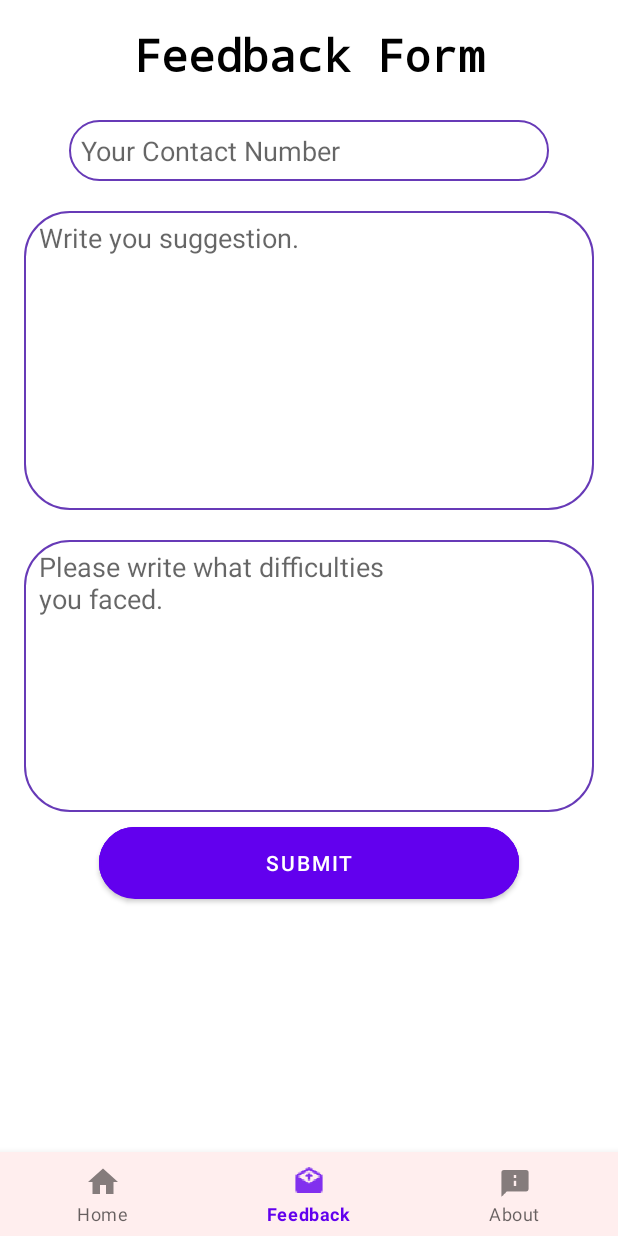
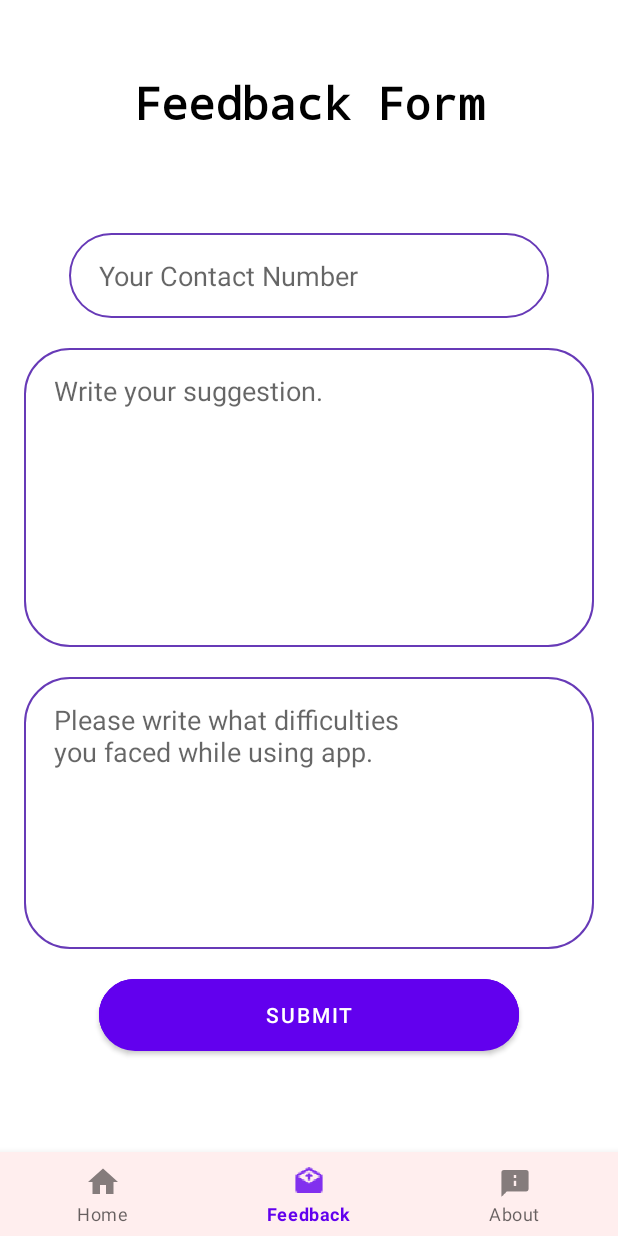
Before and after one commit to AnubhavPabby/covires, an Android app: the FeedbackFragment screen opened through its navigation route, on a phone screen of 412 x 824 dp. Run offline under Robolectric (Android 15) with nearby library versions, the phone set to English and light mode, and no system bars; our stand-ins replace Firebase (no records; nobody signed in at launch, a user with empty details on screens opened directly), Timber, navigation-ui; Roboto replaces fonts that are not available here.

Commit message:
Completed Feedback Form

```diff
--- a/app/src/main/res/layout/fragment_feedback.xml
+++ b/app/src/main/res/layout/fragment_feedback.xml
@@ -11,9 +11,10 @@
         android:id="@+id/tvFBHead"
         android:layout_width="wrap_content"
         android:layout_height="wrap_content"
-        android:layout_marginTop="16dp"
+        android:layout_marginTop="48dp"
         android:fontFamily="monospace"
         android:text="Feedback Form"
+        android:textAlignment="center"
         android:textColor="#000000"
         android:textSize="30sp"
         android:textStyle="bold"
@@ -23,15 +24,15 @@
 
     <LinearLayout
         android:layout_width="match_parent"
-        android:layout_height="match_parent"
+        android:layout_height="0dp"
         android:layout_marginStart="16dp"
-        android:layout_marginTop="80dp"
         android:layout_marginEnd="16dp"
+        android:gravity="center"
         android:orientation="vertical"
         app:layout_constraintBottom_toBottomOf="parent"
         app:layout_constraintEnd_toEndOf="parent"
         app:layout_constraintStart_toStartOf="parent"
-        app:layout_constraintTop_toTopOf="parent">
+        app:layout_constraintTop_toBottomOf="@+id/tvFBHead">
 
         <EditText
             android:id="@+id/etFBContact"
@@ -45,44 +46,44 @@
             android:ems="10"
             android:hint="Your Contact Number"
             android:inputType="phone"
-            android:padding="8dp"
+            android:maxLength="10"
+            android:paddingHorizontal="20dp"
+            android:paddingVertical="16dp"
             tools:layout_editor_absoluteX="106dp"
             tools:layout_editor_absoluteY="96dp" />
 
         <EditText
-            android:id="@+id/suggestionEditTexttFB"
+            android:id="@+id/etFBSuggestion"
             android:layout_width="match_parent"
             android:layout_height="199dp"
             android:layout_marginTop="20dp"
             android:background="@drawable/textbox"
-
             android:ems="10"
             android:gravity="top"
-            android:hint="Write you suggestion."
+            android:hint="Write your suggestion."
             android:inputType="textPersonName|textMultiLine"
-            android:paddingLeft="10dp"
-            android:paddingTop="5dp"
+            android:paddingHorizontal="20dp"
+            android:paddingVertical="16dp"
+            android:scrollHorizontally="false"
             tools:layout_editor_absoluteX="106dp"
-            tools:layout_editor_absoluteY="148dp"
-            android:scrollHorizontally="false"/>
+            tools:layout_editor_absoluteY="148dp" />
 
         <EditText
-            android:id="@+id/difficultEditTextFB"
+            android:id="@+id/etFBDifficultyFaced"
             android:layout_width="match_parent"
             android:layout_height="181dp"
             android:layout_marginTop="20dp"
-            android:singleLine="false"
             android:background="@drawable/textbox"
-            android:contentDescription="f"
             android:ems="10"
             android:gravity="top"
-            android:hint="Please write what difficulties \nyou faced."
+            android:hint="Please write what difficulties \nyou faced while using app."
             android:inputType="textPersonName|textMultiLine"
-            android:paddingLeft="10dp"
-            android:paddingTop="5dp"
+            android:paddingHorizontal="20dp"
+            android:paddingVertical="16dp"
+            android:scrollHorizontally="false"
+            android:singleLine="false"
             tools:layout_editor_absoluteX="106dp"
-            tools:layout_editor_absoluteY="323dp"
-            android:scrollHorizontally="false"/>
+            tools:layout_editor_absoluteY="323dp" />
 
         <Button
             android:id="@+id/btnFBSub"
@@ -90,7 +91,7 @@
             android:layout_height="wrap_content"
             android:layout_gravity="center"
             android:layout_marginLeft="50dp"
-            android:layout_marginTop="10dp"
+            android:layout_marginTop="20dp"
             android:layout_marginRight="50dp"
             android:background="@drawable/button_3"
             android:text="Submit"
@@ -99,5 +100,4 @@
             app:layout_constraintStart_toStartOf="parent" />
     </LinearLayout>
 
-
 </androidx.constraintlayout.widget.ConstraintLayout>
```
Also changed, not shown: app/src/main/java/com/trippyheads/covires/data/models/FeedbackModel.kt (added, +25 -0 lines), app/src/main/java/com/trippyheads/covires/ui/activities/LauncherActivity.kt (+2 -5 lines), app/src/main/java/com/trippyheads/covires/ui/fragments/FeedbackFragment.kt (+111 -0 lines), app/src/main/res/layout/fragment_about.xml (+26 -38 lines).
